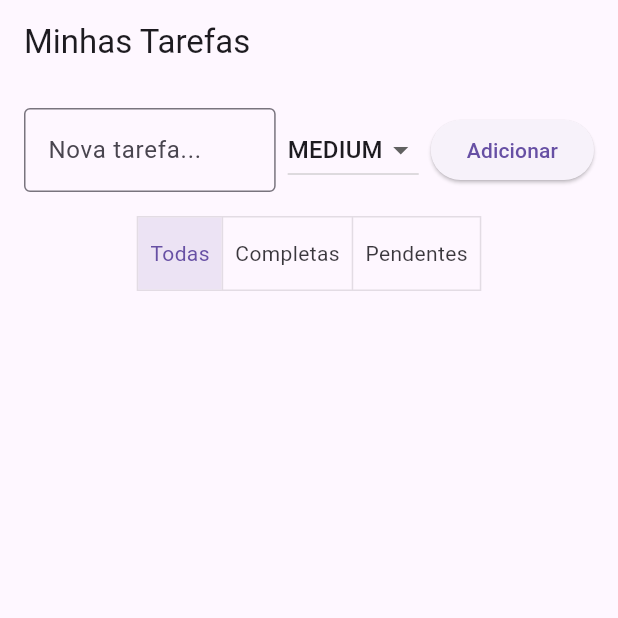
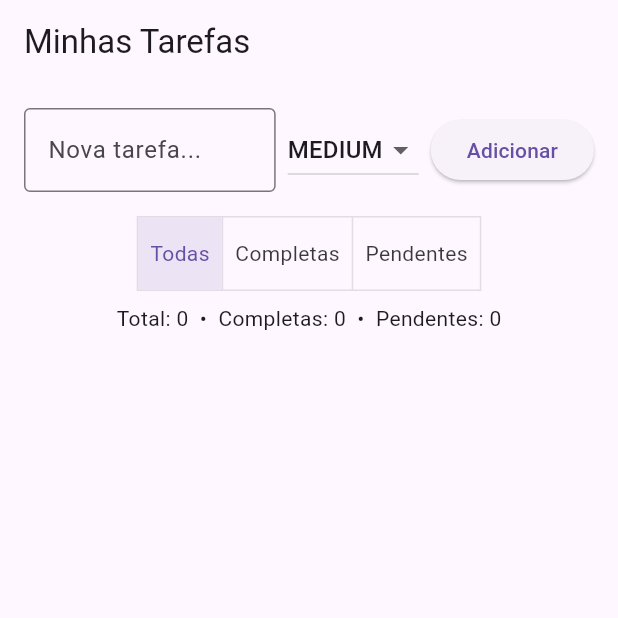
Before and after one commit to moraisjo/taskify, a Flutter app: the screen it shows after launch, after a tap on "Todas", on a phone screen of 412 x 824 dp, the top half of it. Run offline on Flutter 3.47's test engine with Material 3 defaults, Android fonts, the phone set to English and light mode, and no system bars; our stand-ins replace sqflite; accounts and stored records are empty.

Commit message:
feat: task counter

```diff
--- a/task_manager/lib/screens/task_list_screen.dart
+++ b/task_manager/lib/screens/task_list_screen.dart
@@ -11,10 +11,16 @@ class TaskListScreen extends StatefulWidget {
 
 class _TaskListScreenState extends State<TaskListScreen> {
   List<Task> _tasks = [];
+  List<Task> _allTasks = [];
   final _titleController = TextEditingController();
   final List<String> _priorities = const ['low', 'medium', 'high'];
   String _selectedPriority = 'medium';
   TaskFilter _filter = TaskFilter.all;
+
+  int get _totalCount => _allTasks.length;
+  int get _completedCount =>
+      _allTasks.where((task) => task.completed).length;
+  int get _pendingCount => _totalCount - _completedCount;
 
   @override
   void initState() {
@@ -24,7 +30,10 @@ class _TaskListScreenState extends State<TaskListScreen> {
 
   Future<void> _loadTasks() async {
     final tasks = await DatabaseService.instance.readAll();
-    setState(() => _tasks = _applyFilter(tasks));
+    setState(() {
+      _allTasks = tasks;
+      _tasks = _applyFilter(_allTasks);
+    });
   }
 
   Future<void> _addTask() async {
@@ -135,6 +144,13 @@ class _TaskListScreenState extends State<TaskListScreen> {
             ),
           ),
           const SizedBox(height: 8),
+          Padding(
+            padding: const EdgeInsets.symmetric(horizontal: 16),
+            child: Text(
+              'Total: $_totalCount  •  Completas: $_completedCount  •  Pendentes: $_pendingCount',
+            ),
+          ),
+          const SizedBox(height: 8),
           Expanded(
             child: ListView.builder(
               itemCount: _tasks.length,
```
